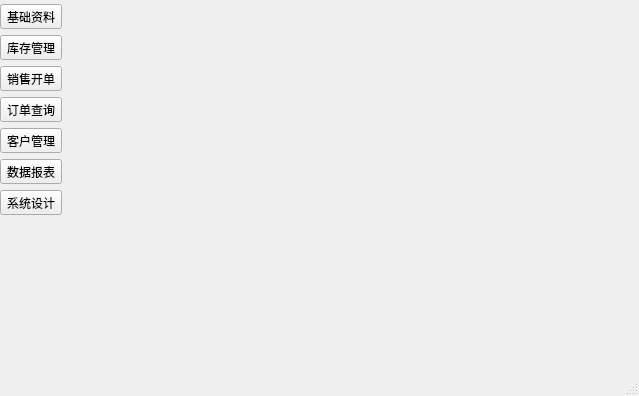
hamer-hm/system, file mainwindow.ui: the form before one commit.
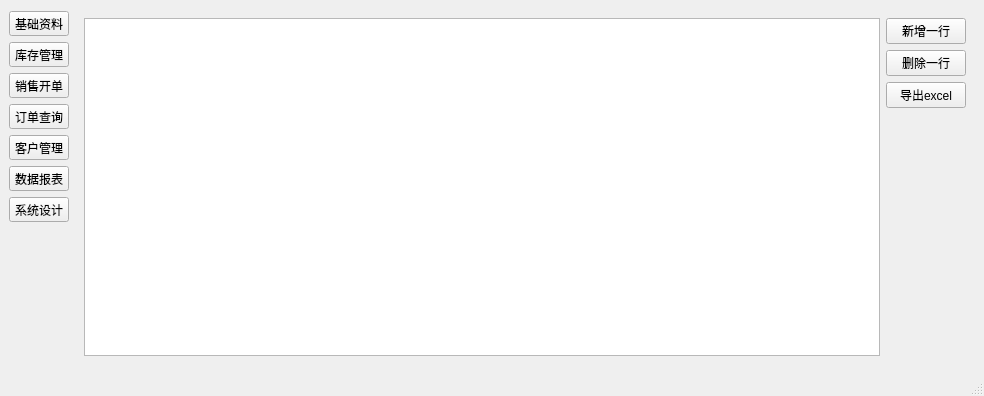
The form after the commit. The open tabs and pages were chosen to show the change. Icons and pictures are not drawn. Custom widgets are drawn as their Qt base class.

```diff
--- a/mainwindow.ui
+++ b/mainwindow.ui
@@ -6,7 +6,7 @@
    <rect>
     <x>0</x>
     <y>0</y>
-    <width>639</width>
+    <width>926</width>
     <height>396</height>
    </rect>
   </property>
@@ -24,24 +24,98 @@
    <string notr="true"/>
   </property>
   <widget class="QWidget" name="centralwidget">
-   <layout class="QHBoxLayout" name="horizontalLayout">
-    <property name="leftMargin">
-     <number>0</number>
-    </property>
-    <property name="topMargin">
-     <number>2</number>
-    </property>
-    <property name="rightMargin">
-     <number>0</number>
-    </property>
-    <property name="bottomMargin">
-     <number>2</number>
-    </property>
-    <item>
+   <layout class="QGridLayout" name="gridLayout">
+    <item row="1" column="1">
+     <widget class="QStackedWidget" name="stackedWidget">
+      <property name="sizePolicy">
+       <sizepolicy hsizetype="Preferred" vsizetype="Preferred">
+        <horstretch>0</horstretch>
+        <verstretch>0</verstretch>
+       </sizepolicy>
+      </property>
+      <property name="minimumSize">
+       <size>
+        <width>900</width>
+        <height>0</height>
+       </size>
+      </property>
+      <property name="currentIndex">
+       <number>1</number>
+      </property>
+      <widget class="QWidget" name="page_BaseInfo">
+       <layout class="QHBoxLayout" name="horizontalLayout_3">
+        <item>
+         <layout class="QHBoxLayout" name="horizontalLayout_2">
+          <item>
+           <widget class="QTableView" name="tableView"/>
+          </item>
+          <item>
+           <layout class="QVBoxLayout" name="verticalLayout_2">
+            <item>
+             <widget class="QPushButton" name="btnAdd">
+              <property name="contextMenuPolicy">
+               <enum>Qt::ContextMenuPolicy::DefaultContextMenu</enum>
+              </property>
+              <property name="text">
+               <string>新增一行</string>
+              </property>
+             </widget>
+            </item>
+            <item>
+             <widget class="QPushButton" name="btnDel">
+              <property name="contextMenuPolicy">
+               <enum>Qt::ContextMenuPolicy::DefaultContextMenu</enum>
+              </property>
+              <property name="text">
+               <string>删除一行</string>
+              </property>
+             </widget>
+            </item>
+            <item>
+             <widget class="QPushButton" name="btnExport">
+              <property name="contextMenuPolicy">
+               <enum>Qt::ContextMenuPolicy::DefaultContextMenu</enum>
+              </property>
+              <property name="text">
+               <string>导出excel</string>
+              </property>
+             </widget>
+            </item>
+            <item>
+             <spacer name="verticalSpacer_5">
+              <property name="orientation">
+               <enum>Qt::Orientation::Vertical</enum>
+              </property>
+              <property name="sizeHint" stdset="0">
+               <size>
+                <width>20</width>
+                <height>40</height>
+               </size>
+              </property>
+             </spacer>
+            </item>
+           </layout>
+          </item>
+         </layout>
+        </item>
+       </layout>
+      </widget>
+      <widget class="StockWidget" name="page_Stock"/>
+      <widget class="QWidget" name="page_SaleCreate"/>
+      <widget class="QWidget" name="page_OrderQuery"/>
+      <widget class="QWidget" name="page_Customer"/>
+      <widget class="QWidget" name="page_Report"/>
+      <widget class="QWidget" name="page_Setting"/>
+     </widget>
+    </item>
+    <item row="0" column="0">
+     <layout class="QHBoxLayout" name="horizontalLayout"/>
+    </item>
+    <item row="1" column="0">
      <widget class="QWidget" name="widget" native="true">
       <property name="minimumSize">
        <size>
-        <width>100</width>
+        <width>60</width>
         <height>0</height>
        </size>
       </property>
@@ -214,24 +288,18 @@
       </layout>
      </widget>
     </item>
-    <item>
-     <widget class="QStackedWidget" name="stackedWidget">
-      <property name="currentIndex">
-       <number>0</number>
-      </property>
-      <widget class="QWidget" name="page_BaseInfo"/>
-      <widget class="QWidget" name="page_Stock"/>
-      <widget class="QWidget" name="page_SaleCreate"/>
-      <widget class="QWidget" name="page_OrderQuery"/>
-      <widget class="QWidget" name="page_Customer"/>
-      <widget class="QWidget" name="page_Report"/>
-      <widget class="QWidget" name="page_Setting"/>
-     </widget>
-    </item>
    </layout>
   </widget>
   <widget class="QStatusBar" name="statusbar"/>
  </widget>
+ <customwidgets>
+  <customwidget>
+   <class>StockWidget</class>
+   <extends>QWidget</extends>
+   <header>stockwidget.h</header>
+   <container>1</container>
+  </customwidget>
+ </customwidgets>
  <resources>
   <include location="res.qrc"/>
  </resources>
```
